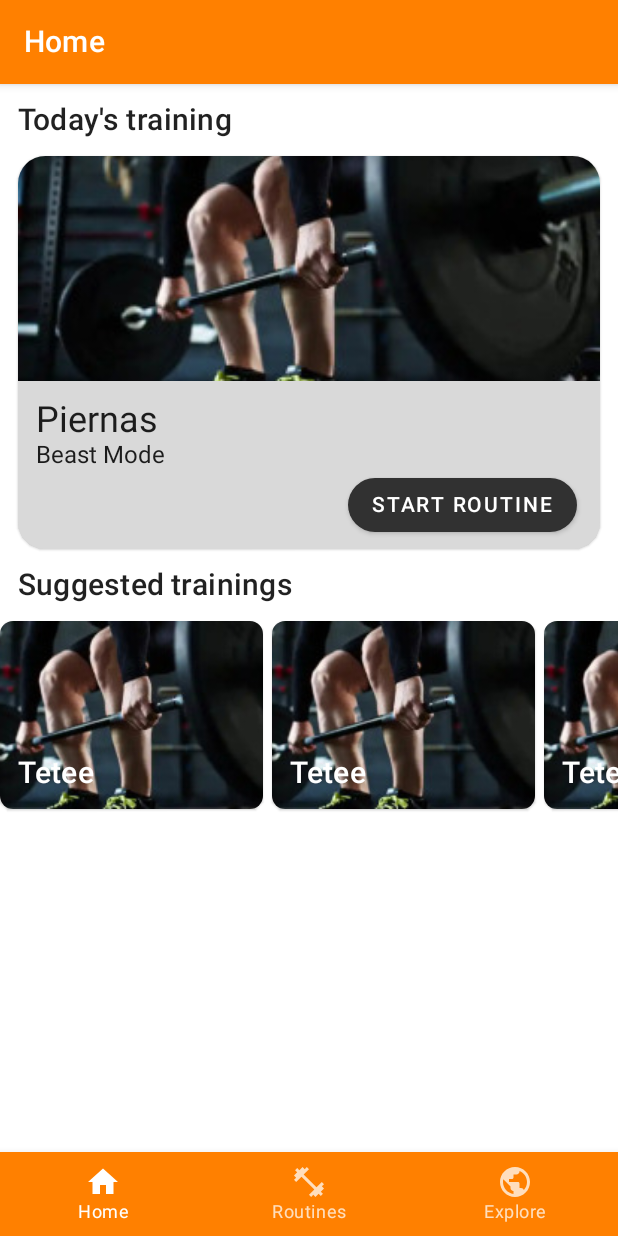
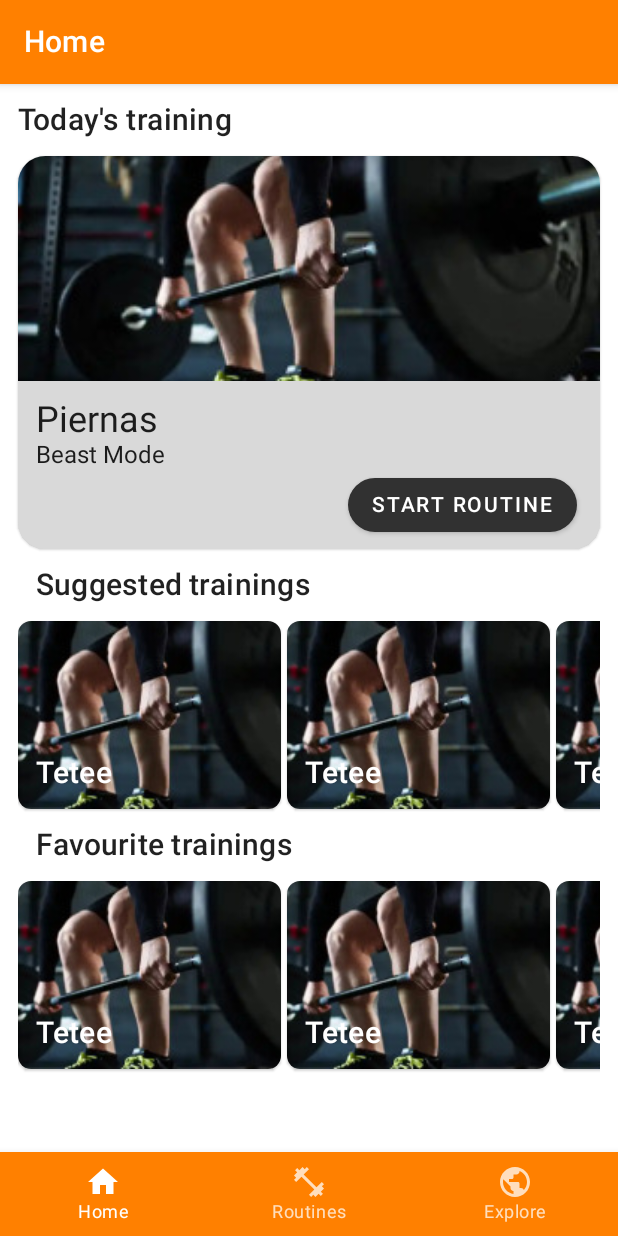
Before and after one commit to matidellatorre/MotionFitness-android, an Android app built with Jetpack Compose: the screen it shows after launch (MainActivity), on a phone screen of 412 x 824 dp. Run offline under Robolectric (Android 15) with nearby library versions, the phone set to English and light mode, and no system bars; our stand-ins replace constraintlayout-compose.

Commit message:
Update Home.kt

```diff
--- a/app/src/main/java/com/example/tp3_hci/Screens/Home.kt
+++ b/app/src/main/java/com/example/tp3_hci/Screens/Home.kt
@@ -43,9 +43,7 @@ fun HomeScreen() {
                     .fillMaxWidth()
                     .padding(horizontal = 12.dp)
             ) {
-
                 RoutineCard(name = "Piernas", description = "Beast Mode")
-            }
                 Text(
                     text = "Suggested trainings",
                     modifier = Modifier
@@ -54,11 +52,27 @@ fun HomeScreen() {
                         fontWeight = FontWeight(500)
                     )
                 )
-            LazyRow (
-                horizontalArrangement = Arrangement.spacedBy(6.dp)
+                LazyRow(
+                    horizontalArrangement = Arrangement.spacedBy(4.dp)
                 ) {
                     items(10) {
                         LittleCard(name = "Tetee")
+                    }
+                }
+                Text(
+                    text = "Favourite trainings",
+                    modifier = Modifier
+                        .padding(12.dp),
+                    style = MaterialTheme.typography.h6.copy(
+                        fontWeight = FontWeight(500)
+                    )
+                )
+                LazyRow(
+                    horizontalArrangement = Arrangement.spacedBy(4.dp),
+                ) {
+                    items(10) {
+                        LittleCard(name = "Tetee")
+                    }
                 }
             }
         }
```
Lines whose indentation alone changed are shown as unchanged.
